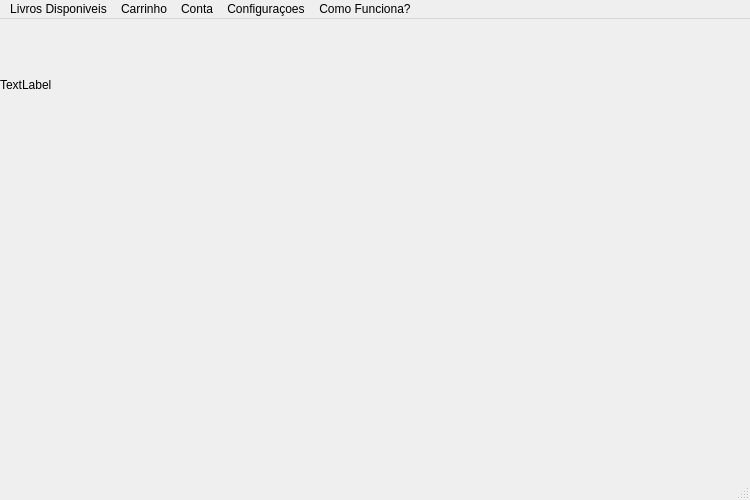
Before: the Qt Designer form PaginaInicial.ui in GustavoGuerato/Library, drawn with Qt 5.
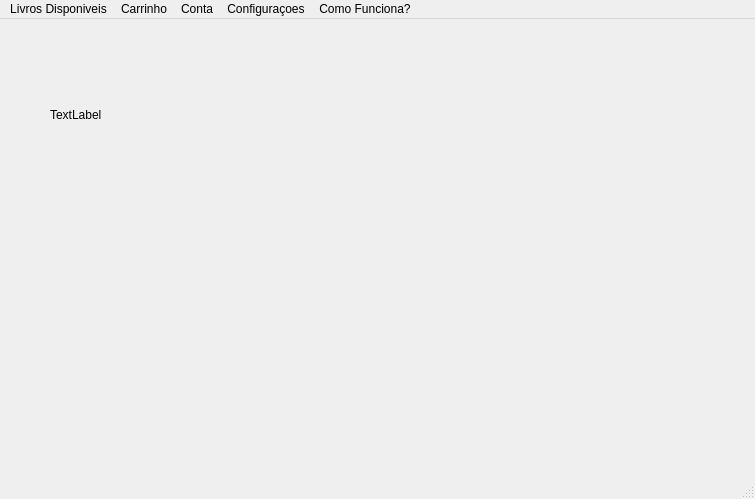
After: the same form once the commit is applied.

Commit message: window logo changed

Diff of the .ui file:
```diff
--- a/PaginaInicial.ui
+++ b/PaginaInicial.ui
@@ -6,8 +6,8 @@
    <rect>
     <x>0</x>
     <y>0</y>
-    <width>750</width>
-    <height>500</height>
+    <width>755</width>
+    <height>499</height>
    </rect>
   </property>
   <property name="windowTitle">
@@ -17,8 +17,8 @@
    <widget class="QLabel" name="label">
     <property name="geometry">
      <rect>
-      <x>0</x>
-      <y>10</y>
+      <x>50</x>
+      <y>40</y>
       <width>81</width>
       <height>111</height>
      </rect>
@@ -36,7 +36,7 @@
     <rect>
      <x>0</x>
      <y>0</y>
-     <width>750</width>
+     <width>755</width>
      <height>22</height>
     </rect>
    </property>
```
The commit also changes 3 other files.
